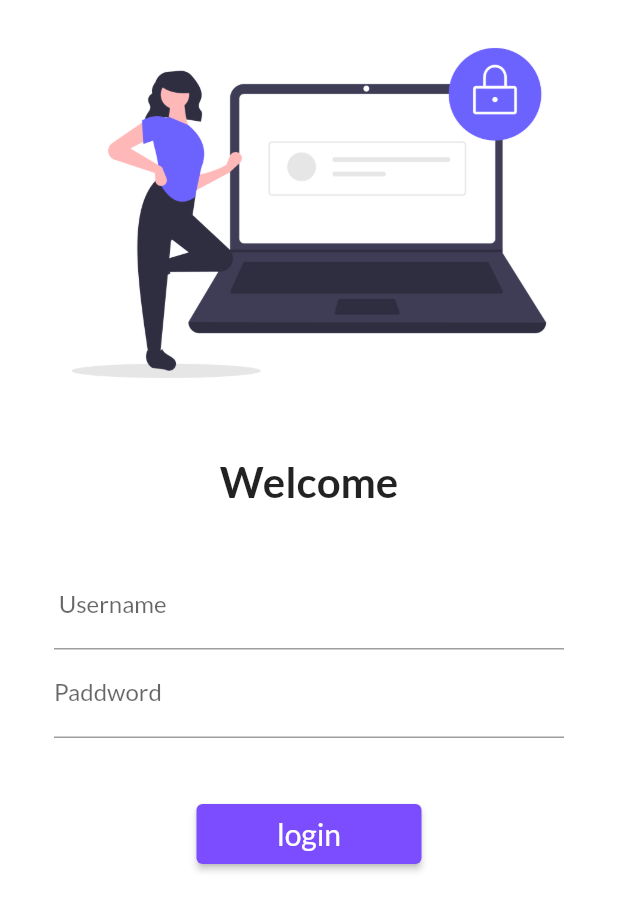
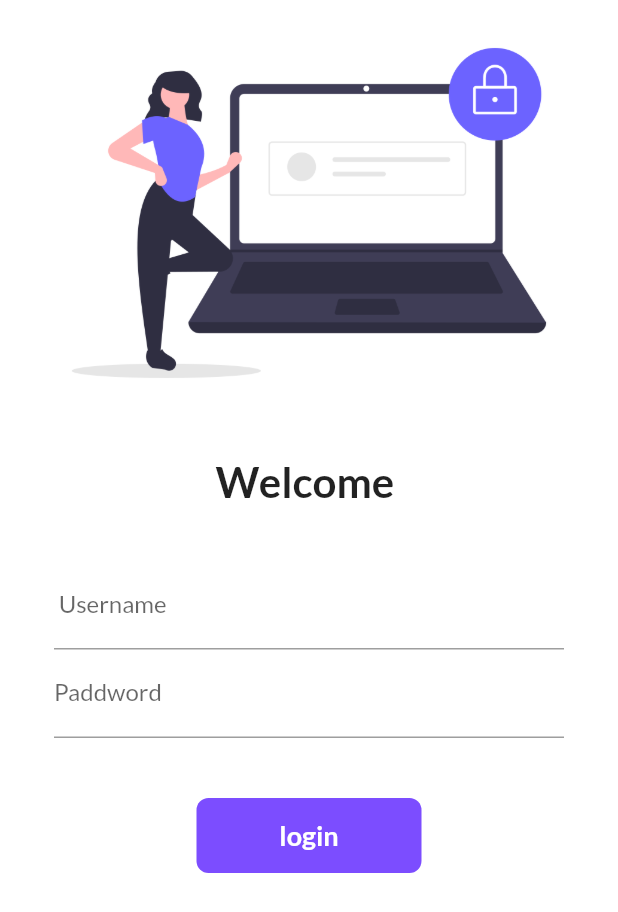
Before and after one commit to balajisainath/fluttercatalogapp, a Flutter app: the screen it shows after launch, on a phone screen of 412 x 824 dp. Shown: the top 912 px of the screen. Run offline on Flutter 3.47's test engine with Material 2 defaults, Android fonts, the phone set to English and light mode, and no system bars; our stand-ins replace google_fonts.

Commit message:
day6 completed

```diff
--- a/lib/pages/Loginpage.dart
+++ b/lib/pages/Loginpage.dart
@@ -2,9 +2,15 @@ import 'package:flutter/material.dart';
 import 'package:flutterapp1/Util/MyRoutes.dart';
 import 'package:flutterapp1/pages/Homepage.dart';
 
-class Loginpage extends StatelessWidget {
+class Loginpage extends StatefulWidget {
+  @override
+  State<Loginpage> createState() => _LoginpageState();
+}
+
+class _LoginpageState extends State<Loginpage> {
   // const Loginpage({Key? key}) : super(key: key);
-
+  var name="";
+  bool changebutton=false;
   @override
   Widget build(BuildContext context) {
     return Material(
@@ -20,7 +26,7 @@ class Loginpage extends StatelessWidget {
               height: 20,
             ),
             Text(
-              "Welcome",
+              "Welcome $name",
               style: TextStyle(fontSize: 28, fontWeight: FontWeight.bold),
             ),
             SizedBox(
@@ -36,6 +42,10 @@ class Loginpage extends StatelessWidget {
                       hintText: "Enter Username",
                       labelText: " Username",
                     ),
+                    onChanged: (value){
+                      name=value;
+                      setState(() {});
+                    },
                   ),
                   TextFormField(
                     obscureText: true,
@@ -47,14 +57,36 @@ class Loginpage extends StatelessWidget {
                   SizedBox(
                     height: 40,
                   ),
-                  ElevatedButton(
-                    child: Text("login",style: TextStyle(fontSize: 20),),
-                    style: TextButton.styleFrom(backgroundColor: Colors.deepPurpleAccent,minimumSize: Size(150, 40),),
-                    onPressed: () {
-                      //print("login button pressed");
+                  InkWell(
+                    onTap:() async {
+                      setState(() {
+                        changebutton=true;
+                      });
+                      await Future.delayed(Duration(milliseconds: 250));
                       Navigator.pushNamed(context,MyRoutes.homeroute);
                     },
+                    child: AnimatedContainer(
+                      duration: Duration(milliseconds: 250),
+                      width: changebutton? 50:150,
+                      height: 50,
+                     alignment: Alignment.center,
+                     child: changebutton ? Icon(Icons.done,color: Colors.white,):Text("login",style: TextStyle(color: Colors.white,fontSize: 18,fontWeight: FontWeight.bold,),),
+                     // color: Colors.deepPurpleAccent,
+                      decoration:  BoxDecoration(
+                        color: Colors.deepPurpleAccent,
+                        borderRadius: BorderRadius.circular(changebutton? 50.00 : 8.00),
+                      ),
+
+                    ),
                   )
+                  // ElevatedButton(
+                  //   child: Text("login",style: TextStyle(fontSize: 20),),
+                  //   style: TextButton.styleFrom(backgroundColor: Colors.deepPurpleAccent,minimumSize: Size(150, 40),),
+                  //   onPressed: () {
+                  //     //print("login button pressed");
+                  //     Navigator.pushNamed(context,MyRoutes.homeroute);
+                  //   },
+                  // )
                 ],
               ),
             )
```
